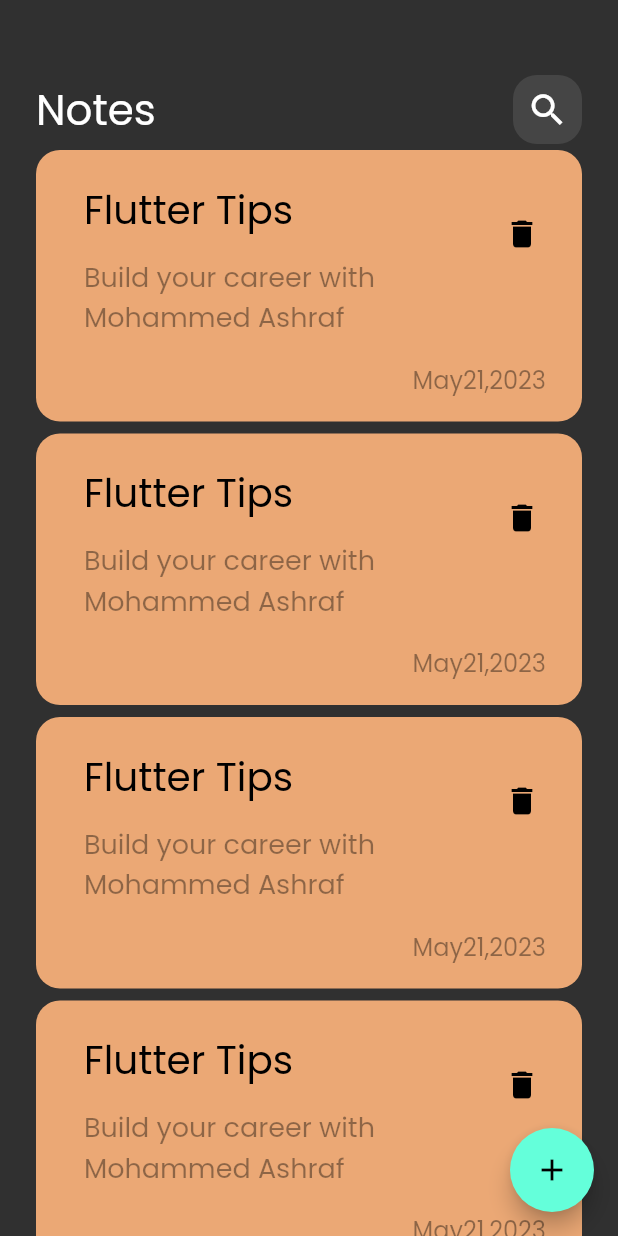
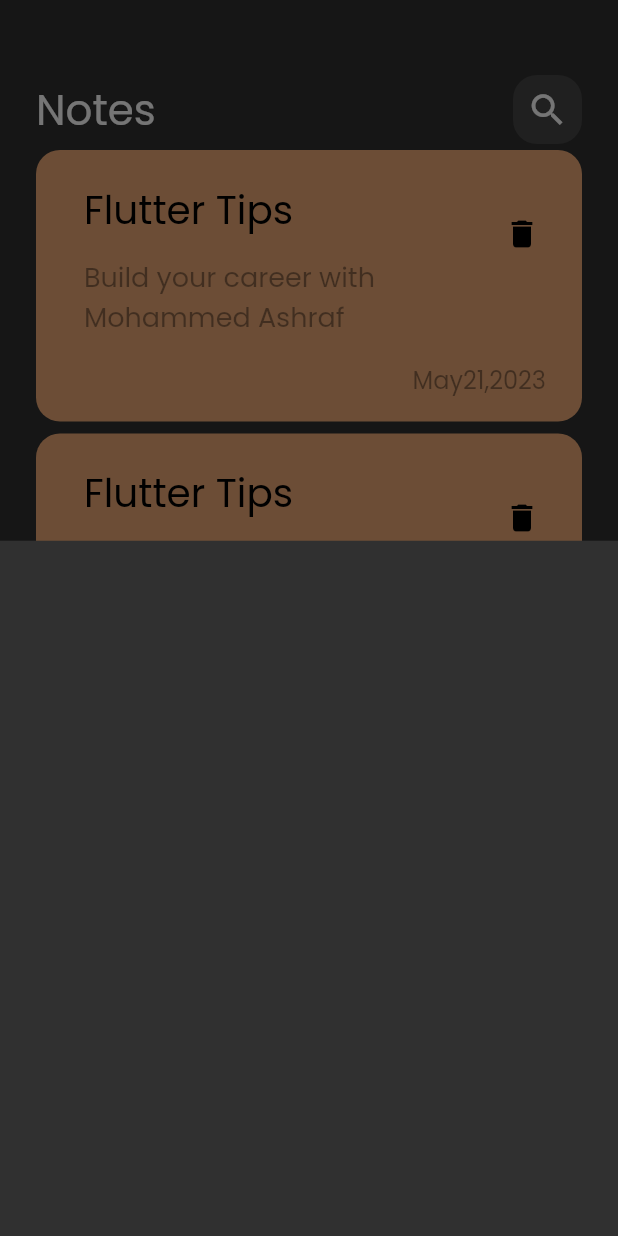
Before and after one commit to ENGMOHAMMADQQQ/notes_app, a Flutter app: the screen it shows after launch, after a tap on the "add" icon, on a phone screen of 412 x 824 dp. Run offline on Flutter 3.47's test engine with Material 2 defaults, Android fonts, the phone set to English and light mode, and no system bars.

Commit message:
Add Note Bottom Sheet

```diff
--- a/lib/views/notes_view.dart
+++ b/lib/views/notes_view.dart
@@ -1,14 +1,25 @@
 import 'package:flutter/material.dart';
 
+import '../widgets/add_note_bottom_sheet.dart';
 import '../widgets/notes_view_body.dart';
+
 class NotesView extends StatelessWidget {
   const NotesView({super.key});
 
   @override
   Widget build(BuildContext context) {
-    return  Scaffold(
-      floatingActionButton: FloatingActionButton(onPressed: (){} ,child:const Icon(Icons.add),),
-      body:const NotesViewBody(),
+    return Scaffold(
+      floatingActionButton: FloatingActionButton(
+        onPressed: () {
+          showModalBottomSheet(
+              context: context,
+              builder: (context) {
+                return const AddNoteBottomSheet();
+              });
+        },
+        child: const Icon(Icons.add),
+      ),
+      body: const NotesViewBody(),
     );
   }
 }
--- /dev/null
+++ b/lib/widgets/add_note_bottom_sheet.dart
@@ -0,0 +1,9 @@
+import 'package:flutter/material.dart';
+class AddNoteBottomSheet extends StatelessWidget {
+  const AddNoteBottomSheet({super.key});
+
+  @override
+  Widget build(BuildContext context) {
+    return Container();
+  }
+}
--- a/lib/widgets/notes_listview.dart
+++ b/lib/widgets/notes_listview.dart
@@ -7,6 +7,7 @@ class NotesListView extends StatelessWidget {
   @override
   Widget build(BuildContext context) {
     return ListView.builder(
+      padding: EdgeInsets.zero,
       itemCount: 10,
       itemBuilder: (context, index) {
       return const Padding(
```
